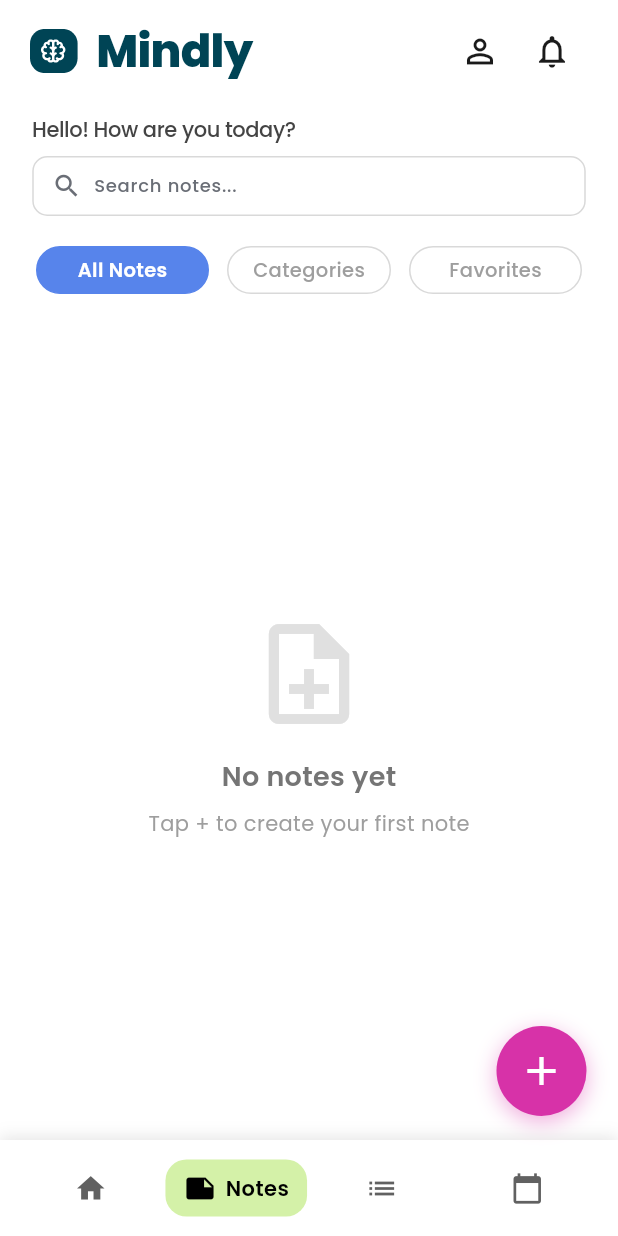
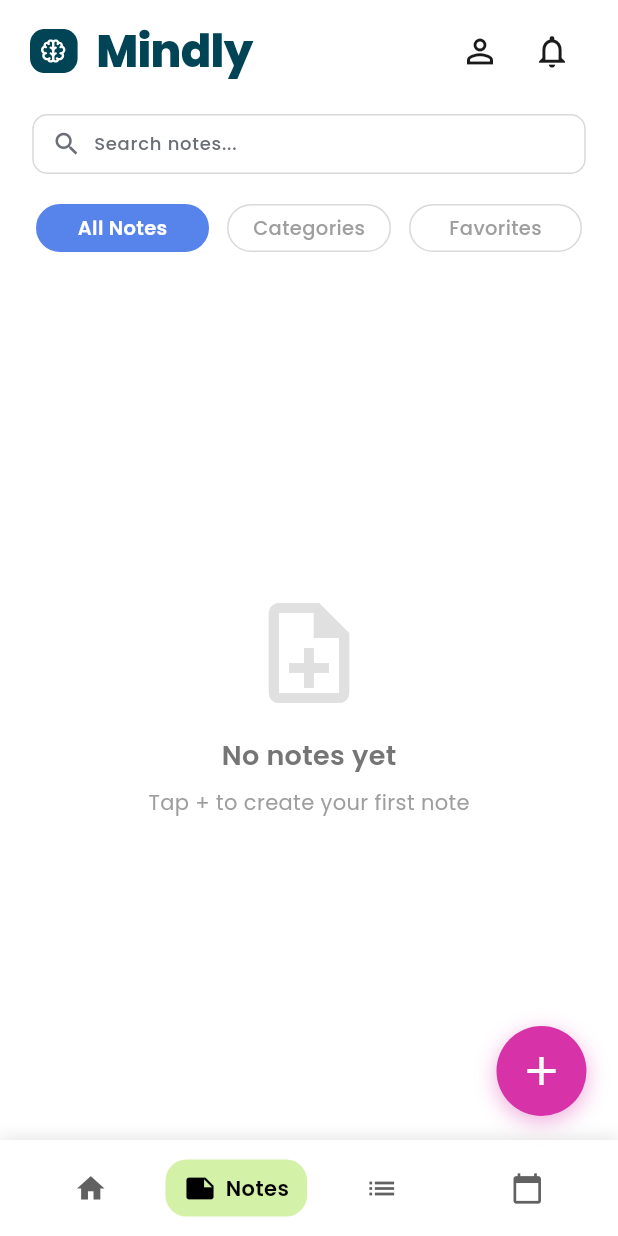
Before and after one commit to susanjong/MindlyApp_MobileDev, a Flutter app: the NotesMainPage screen opened by its route, on a phone screen of 412 x 824 dp. Run offline on Flutter 3.47's test engine with Material 3 defaults, Android fonts, the phone set to English and light mode, and no system bars; our stand-ins replace cloud_firestore, firebase_auth, firebase_core, flutter_svg, google_fonts, google_sign_in and 1 more; missing offline and left inert: flutter_quill; accounts and stored records are empty.

Commit message:
feat: remove greeting text from NoteSearchBar and clean up UI

```diff
--- a/lib/features/notes/presentation/widgets/move_to_categories.dart
+++ b/lib/features/notes/presentation/widgets/move_to_categories.dart
@@ -168,7 +168,6 @@ class _MoveToCategoriesDialogState extends State<MoveToCategoriesDialog> {
 
               NoteSearchBar(
                 controller: _searchController,
-                greetingText: '',
                 hintText: 'Search categories...',
                 onClear: () {
                   setState(() => _searchQuery = '');
--- a/lib/features/notes/presentation/widgets/note_search_bar.dart
+++ b/lib/features/notes/presentation/widgets/note_search_bar.dart
@@ -3,14 +3,12 @@ import 'package:google_fonts/google_fonts.dart';
 
 class NoteSearchBar extends StatelessWidget {
   final TextEditingController controller;
-  final String greetingText;
   final String hintText;
   final VoidCallback? onClear;
 
   const NoteSearchBar({
     super.key,
     required this.controller,
-    this.greetingText = 'Hello! How are you today?',
     this.hintText = 'Search notes...',
     this.onClear,
   });
@@ -22,18 +20,6 @@ class NoteSearchBar extends StatelessWidget {
       child: Column(
         crossAxisAlignment: CrossAxisAlignment.start,
         children: [
-          // Greeting Text
-          Text(
-            greetingText,
-            style: GoogleFonts.poppins(
-              color: const Color(0xFF444444),
-              fontSize: 14,
-              fontWeight: FontWeight.w500,
-              letterSpacing: -0.28,
-            ),
-          ),
-          const SizedBox(height: 8),
-
           // Search Field
           Container(
             height: 40,
```
